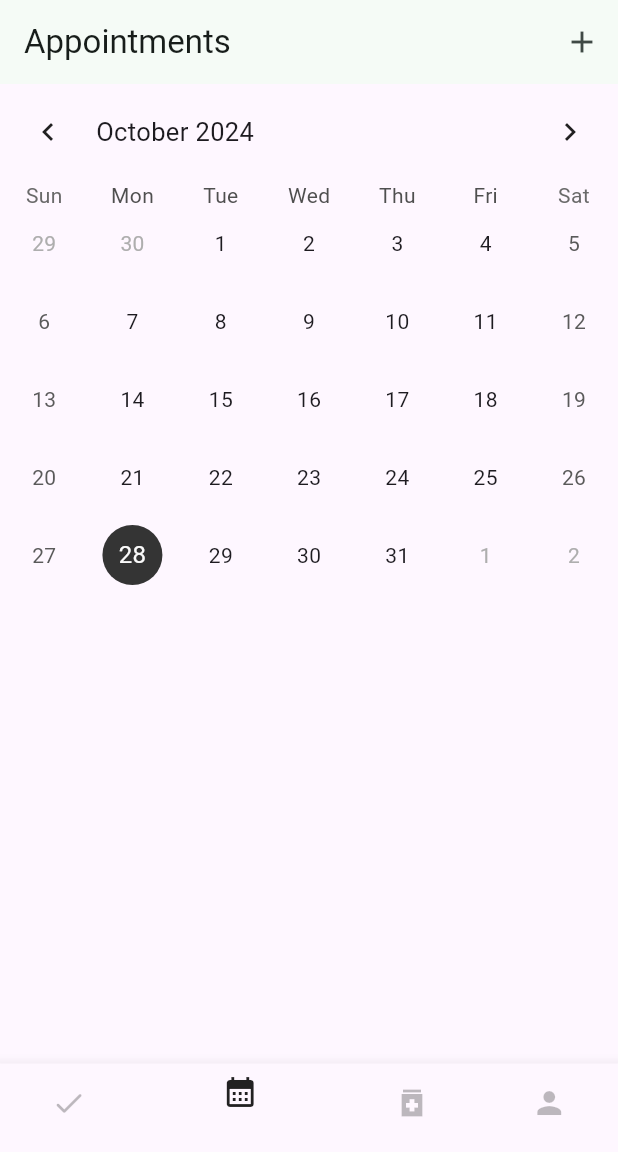
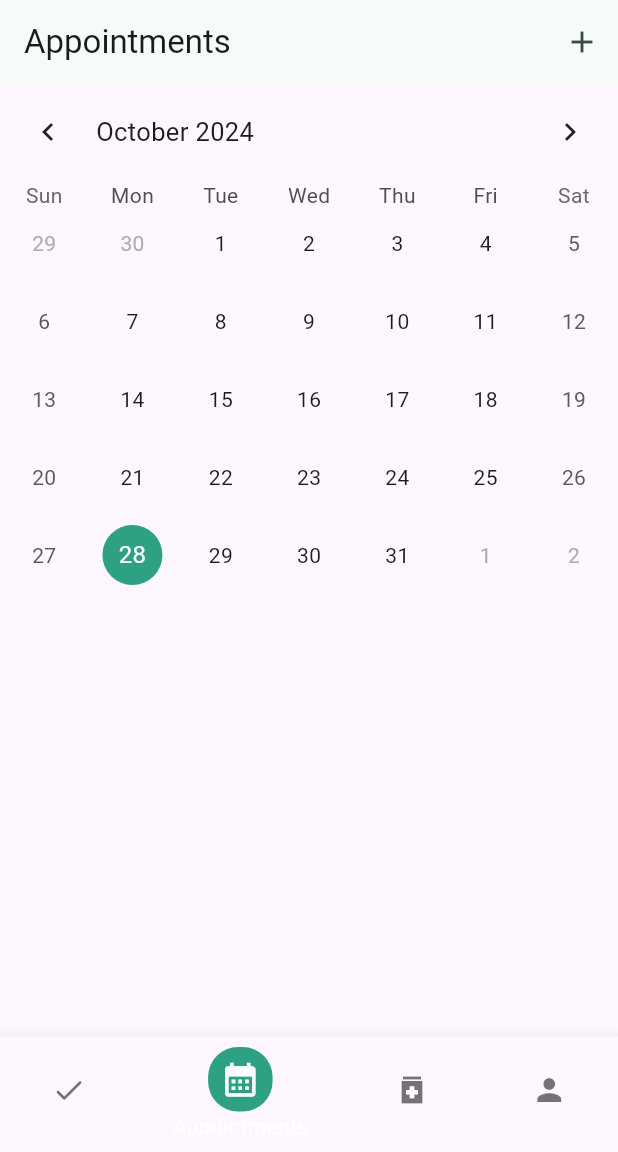
Before and after one commit to Majd-sud/Tadawa-app, a Flutter app: the screen it shows once a user with an empty profile is signed in, item 2 of the bottom bar chosen, on a phone screen of 412 x 824 dp, the part 84-1236 px from its top. Run offline on Flutter 3.47's test engine with Material 3 defaults, Android fonts, the phone set to English and light mode, and no system bars; drawn by our look-alikes of table_calendar; our stand-ins replace cloud_firestore, firebase_auth, firebase_core, firebase_storage, image_picker, shared_preferences; accounts and stored records are empty.

Commit message:
Changed UI design of BottomNavigationBar

```diff
--- a/lib/screens/appointment_screen.dart
+++ b/lib/screens/appointment_screen.dart
@@ -251,7 +251,6 @@ class _AppointmentScreenState extends State<AppointmentScreen> {
             currentDay: _selectedDay,
             onDaySelected: _onDaySelected,
             eventLoader: (day) {
-              // Returning the list of appointments for the selected day
               return _getAppointmentsForDay(day);
             },
             firstDay: DateTime.utc(2024, 1, 1),
@@ -259,15 +258,15 @@ class _AppointmentScreenState extends State<AppointmentScreen> {
             headerStyle: const HeaderStyle(formatButtonVisible: false),
             calendarStyle: CalendarStyle(
               selectedDecoration: BoxDecoration(
-                color: Color.fromARGB(255, 52, 52, 52),
+                color: const Color.fromARGB(255, 46, 161, 132), // Selected color
                 shape: BoxShape.circle,
               ),
               todayDecoration: BoxDecoration(
-                color: Color.fromARGB(255, 52, 52, 52),
+                color: const Color.fromARGB(255, 46, 161, 132), // Today color
                 shape: BoxShape.circle,
               ),
               markerDecoration: BoxDecoration(
-                color: Colors.blue,
+                color: const Color.fromARGB(255, 46, 161, 132), // Marker color
                 shape: BoxShape.circle,
               ),
               markersMaxCount: 1,
--- a/lib/screens/switch_screen.dart
+++ b/lib/screens/switch_screen.dart
@@ -63,17 +63,38 @@ class _SwitchScreenState extends State<SwitchScreen> {
       body: _screens[_selectedIndex],
       bottomNavigationBar: BottomNavigationBar(
         backgroundColor: Colors.white,
-        selectedItemColor: Colors.black87,
-        unselectedItemColor: Colors.black26,
-        items: const [
-          BottomNavigationBarItem(icon: Icon(Icons.check_rounded), label: ''),
-          BottomNavigationBarItem(icon: Icon(Icons.calendar_month), label: ''),
-          BottomNavigationBarItem(icon: Icon(Icons.medication_sharp), label: ''),
-          BottomNavigationBarItem(icon: Icon(Icons.person), label: ''),
-        ],
+        elevation: 8,
+        selectedItemColor: Colors.white,
+        unselectedItemColor: Colors.black54,
         currentIndex: _selectedIndex,
         onTap: _onItemTapped,
+        items: [
+          _buildNavBarItem(Icons.check_rounded, 'Home', 0),
+          _buildNavBarItem(Icons.calendar_month, 'Appointments', 1),
+          _buildNavBarItem(Icons.medication_sharp, 'Medications', 2),
+          _buildNavBarItem(Icons.person, 'Profile', 3),
+        ],
       ),
     );
   }
+
+  BottomNavigationBarItem _buildNavBarItem(IconData icon, String label, int index) {
+    final isSelected = _selectedIndex == index;
+
+    return BottomNavigationBarItem(
+      icon: Container(
+        decoration: BoxDecoration(
+          color: isSelected ? const Color.fromARGB(255, 46, 161, 132) : Colors.transparent,
+          borderRadius: BorderRadius.circular(20),
+        ),
+        padding: const EdgeInsets.all(8.0),
+        child: Icon(
+          icon,
+          size: isSelected ? 27: 24,
+          color: isSelected ? Colors.white : Colors.black54,
+        ),
+      ),
+      label: label,
+    );
+  }
 }
--- a/pubspec.yaml
+++ b/pubspec.yaml
@@ -68,6 +68,8 @@ flutter:
   assets:
   - assets/logos/logo1.PNG
   - assets/logos/logo2.PNG
+  - assets/logos/white.jpg
+
 
   # An image asset can refer to one or more resolution-specific "variants", see
   # https://flutter.dev/to/resolution-aware-images
```
Also changed, not shown: assets/logos/white.jpg (added).
